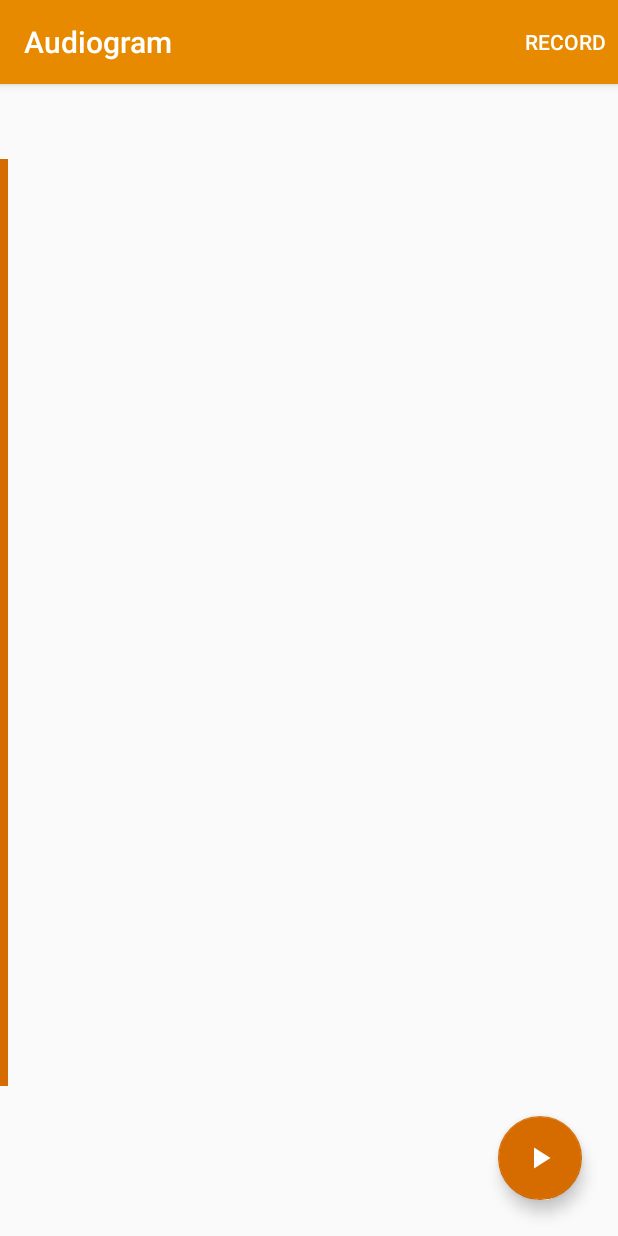
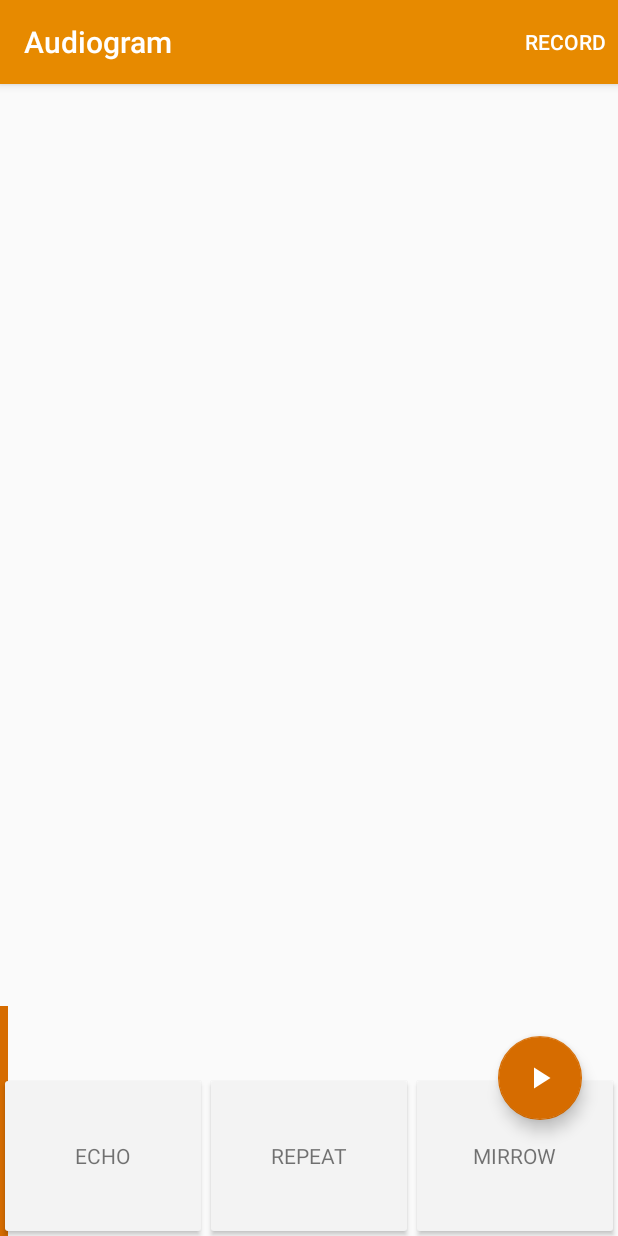
Before and after one commit to mmekhtiev/Audiogram, an Android app: the fragment CompositionFragment placed in its activity, on a phone screen of 412 x 824 dp. Run offline under Robolectric (Android 15) with nearby library versions, the light colour scheme and no system bars; our stand-ins replace ButterKnife; pictures from the network do not load.

Commit message:
Add filters, fix composition screen crash

```diff
--- a/app/src/main/java/com/team/mera/audiogram/PreviewScreenAdapter.java
+++ b/app/src/main/java/com/team/mera/audiogram/PreviewScreenAdapter.java
@@ -1,7 +1,6 @@
 package com.team.mera.audiogram;
 
 import android.content.Context;
-import android.graphics.Color;
 import android.support.v7.widget.RecyclerView;
 import android.util.SparseBooleanArray;
 import android.view.LayoutInflater;
@@ -15,7 +14,6 @@ import com.team.mera.audiogram.models.TrackDescription;
 
 import java.util.ArrayList;
 import java.util.List;
-import java.util.Random;
 
 public class PreviewScreenAdapter extends RecyclerView.Adapter<PreviewScreenAdapter.AudioHolder> {
     private List<TrackDescription> mAudioGalleryItems;
@@ -40,7 +38,7 @@ public class PreviewScreenAdapter extends RecyclerView.Adapter<PreviewScreenAdap
     public void onBindViewHolder(AudioHolder holder, int position) {
         TrackDescription galleryItem = mAudioGalleryItems.get(position);
         holder.bindName(galleryItem.getName());
-        holder.setBackground(generateRandomColor());
+        holder.setBackground(galleryItem.getColor());
         holder.mItemSoundCheckbox.setTag(position);
         holder.mItemSoundCheckbox.setChecked(mSelectedItems.get(position));
     }
@@ -48,12 +46,6 @@ public class PreviewScreenAdapter extends RecyclerView.Adapter<PreviewScreenAdap
     @Override
     public int getItemCount() {
         return mAudioGalleryItems.size();
-    }
-
-    private int generateRandomColor() {
-        Random rand = new Random();
-        int greyColor = rand.nextInt(85) + 171;
-        return Color.argb(128, greyColor, greyColor, greyColor);
     }
 
     public ArrayList<TrackDescription> getCheckedItems() {
--- /dev/null
+++ b/app/src/main/java/com/team/mera/audiogram/models/Filter.java
@@ -0,0 +1,24 @@
+package com.team.mera.audiogram.models;
+
+public class Filter {
+    private String mTitle;
+    private int mImage;
+
+    public Filter() {}
+
+    public String getTitle() {
+        return mTitle;
+    }
+
+    public void setTitle(String title) {
+        mTitle = title;
+    }
+
+    public int getImage() {
+        return mImage;
+    }
+
+    public void setImage(int image) {
+        mImage = image;
+    }
+}
--- a/app/src/main/java/com/team/mera/audiogram/screens/composition/CompositionFragment.java
+++ b/app/src/main/java/com/team/mera/audiogram/screens/composition/CompositionFragment.java
@@ -4,8 +4,10 @@ import android.animation.Animator;
 import android.graphics.Point;
 import android.os.AsyncTask;
 import android.os.Bundle;
+import android.support.design.widget.FloatingActionButton;
 import android.support.design.widget.Snackbar;
-import android.support.design.widget.FloatingActionButton;
+import android.support.v7.widget.GridLayoutManager;
+import android.support.v7.widget.RecyclerView;
 import android.view.Display;
 import android.view.LayoutInflater;
 import android.view.Menu;
@@ -14,19 +16,25 @@ import android.view.MenuItem;
 import android.view.View;
 import android.view.ViewGroup;
 import android.view.ViewPropertyAnimator;
+import android.widget.ImageView;
 import android.widget.ListView;
+import android.widget.TextView;
 
 import com.team.mera.audiogram.R;
+import com.team.mera.audiogram.models.Filter;
 import com.team.mera.audiogram.models.Track;
 import com.team.mera.audiogram.models.TrackDescription;
 import com.team.mera.audiogram.screens.common.BasePermissionFragment;
 import com.team.mera.audiogram.screens.common.TrackListener;
+import com.team.mera.audiogram.utils.DrawUtils;
+import com.team.mera.audiogram.utils.NotificationUtils;
 import com.team.mera.audiogram.utils.SoundsManager;
 import com.team.mera.audiogram.widgets.TrackAdapter;
 import com.team.mera.audiogram.widgets.pinchview.PinchListViewListener;
 
 import java.io.IOException;
 import java.util.ArrayList;
+import java.util.List;
 
 import butterknife.BindView;
 import butterknife.ButterKnife;
@@ -44,6 +52,9 @@ public class CompositionFragment extends BasePermissionFragment implements Track
     @BindView(R.id.composition_progress)
     View mProgress;
 
+    @BindView(R.id.composition_filter)
+    RecyclerView mFilterRecycleView;
+
     private CompositionPresenter mCompositionPresenter;
     @BindView(R.id.composition_play)
     FloatingActionButton mPlayButton;
@@ -56,6 +67,8 @@ public class CompositionFragment extends BasePermissionFragment implements Track
     private ArrayList<TrackDescription> mDescriptions;
     private TrackAdapter mAdapter;
     private SoundsManager mSoundsManager;
+
+    private ArrayList<TrackTask> mTaskList = new ArrayList<>();
 
     public CompositionFragment() {
     }
@@ -86,12 +99,38 @@ public class CompositionFragment extends BasePermissionFragment implements Track
 
         mAdapter = new TrackAdapter(mContext, new ArrayList<Track>());
 
+        //TODO: add real filters
+        ArrayList<Filter> list = new ArrayList<>();
+
+        Filter filter1 = new Filter();
+        filter1.setTitle("ECHO");
+
+        Filter filter2 = new Filter();
+        filter2.setTitle("REPEAT");
+
+        Filter filter3 = new Filter();
+        filter3.setTitle("MIRROW");
+
+        list.add(filter1);
+        list.add(filter2);
+        list.add(filter3);
+
+        mFilterRecycleView.setLayoutManager(new GridLayoutManager(getActivity(), 3));
+        mFilterRecycleView.setAdapter(new FilterAdapter(list));
+
+        mAdapter = new TrackAdapter(mContext, new ArrayList<Track>());
+
         mCompositionList.setAdapter(mAdapter);
         mCompositionList.setOnTouchListener(new PinchListViewListener(mCompositionList));
 
         if (mDescriptions != null) {
             for (TrackDescription description : mDescriptions) {
-                new TrackTask(this).execute(description);
+                TrackTask task = new TrackTask(this);
+                task.execute(description);
+
+                synchronized (this) {
+                    mTaskList.add(task);
+                }
             }
 
             mProgress.setVisibility(View.VISIBLE);
@@ -102,6 +141,16 @@ public class CompositionFragment extends BasePermissionFragment implements Track
         mCompositionPresenter = new ComposerPresenterImpl(this);
 
         return view;
+    }
+
+    @Override
+    public void onDestroyView() {
+        super.onDestroyView();
+        synchronized (this) {
+            for (TrackTask task : mTaskList) {
+                task.cancel(true);
+            }
+        }
     }
 
     @Override
@@ -205,6 +254,62 @@ public class CompositionFragment extends BasePermissionFragment implements Track
         mListener.openHome();
     }
 
+    public static class FilterAdapter extends RecyclerView.Adapter<FilterAdapter.Holder> implements View.OnClickListener {
+        private List<Filter> mFilterList;
+
+        public FilterAdapter(ArrayList<Filter> filterItems) {
+            mFilterList = filterItems;
+        }
+
+        @Override
+        public Holder onCreateViewHolder(ViewGroup parent, int viewType) {
+            LayoutInflater inflater = LayoutInflater.from(parent.getContext());
+            View view = inflater.inflate(R.layout.gallery_item, parent, false);
+            view.setOnClickListener(this);
+            return new Holder(view);
+        }
+
+        @Override
+        public void onBindViewHolder(Holder holder, int position) {
+            Filter filter = mFilterList.get(position);
+            holder.setFilter(filter);
+        }
+
+        @Override
+        public int getItemCount() {
+            return mFilterList.size();
+        }
+
+        @Override
+        public void onClick(View v) {
+            NotificationUtils.showToast(v.getContext(), "This awesome feature is not implemented");
+        }
+
+        public static class Holder extends RecyclerView.ViewHolder {
+            @BindView(R.id.imageView1)
+            ImageView mImage;
+
+            @BindView(R.id.test_text)
+            TextView mTitle;
+
+            @BindView(R.id.checkBox1)
+            View mCheck;
+
+            public Holder(View itemView) {
+                super(itemView);
+                ButterKnife.bind(this, itemView);
+            }
+
+            public void setFilter(Filter filter) {
+                mImage.setImageResource(filter.getImage());
+                mTitle.setText(filter.getTitle());
+                mTitle.setCompoundDrawablesWithIntrinsicBounds(0, filter.getImage(), 0, 0);
+                mImage.setBackgroundColor(DrawUtils.getGreyColor());
+                mCheck.setVisibility(View.GONE);
+            }
+        }
+    }
+
     private static class TrackTask extends AsyncTask<TrackDescription, Void, Track> {
         TrackListener mListener;
 
--- a/app/src/main/java/com/team/mera/audiogram/screens/preview/PreviewFragment.java
+++ b/app/src/main/java/com/team/mera/audiogram/screens/preview/PreviewFragment.java
@@ -19,6 +19,7 @@ import com.team.mera.audiogram.models.TrackDescription;
 import com.team.mera.audiogram.screens.common.BaseFragment;
 import com.team.mera.audiogram.screens.composition.CompositionFragment;
 import com.team.mera.audiogram.screens.home.HomeFragment;
+import com.team.mera.audiogram.utils.DrawUtils;
 
 import java.util.ArrayList;
 
@@ -97,6 +98,7 @@ public class PreviewFragment extends BaseFragment {
                 TrackDescription song = new TrackDescription();
                 song.setName(mCursor.getString(mCursor.getColumnIndexOrThrow(MediaStore.Audio.Media.DISPLAY_NAME)));
                 song.setPath(mCursor.getString(mCursor.getColumnIndexOrThrow(MediaStore.Audio.Media.DATA)));
+                song.setColor(DrawUtils.getGreyColor());
                 songsList.add(song);
             } while (mCursor.moveToNext());
         }
--- a/app/src/main/java/com/team/mera/audiogram/utils/DrawUtils.java
+++ b/app/src/main/java/com/team/mera/audiogram/utils/DrawUtils.java
@@ -11,6 +11,8 @@ import android.view.animation.Transformation;
 
 import com.team.mera.audiogram.R;
 
+import java.util.Random;
+
 public class DrawUtils {
     public static final int ANIMATION_DURATION = 300;
 
@@ -20,6 +22,12 @@ public class DrawUtils {
 
     public static int getAlphaColor(int alpha, int color) {
         return Color.argb(alpha, Color.red(color), Color.green(color), Color.blue(color));
+    }
+
+    public static int getGreyColor() {
+        Random rand = new Random();
+        int greyColor = rand.nextInt(85) + 171;
+        return Color.argb(128, greyColor, greyColor, greyColor);
     }
 
     public static Paint getPaint(Context context, boolean isDashed, int color) {
--- a/app/src/main/res/layout/fragment_composition.xml
+++ b/app/src/main/res/layout/fragment_composition.xml
@@ -28,21 +28,15 @@
         android:layout_height="wrap_content"
         android:src="@drawable/ic_play_arrow"
         android:layout_marginRight="24dp"
-        android:layout_marginBottom="24dp"
-        android:layout_alignParentRight="true"
-        android:layout_alignParentBottom="true"/>
+        android:layout_marginBottom="-29dp"
+        android:layout_above="@+id/composition_filter"
+        android:layout_alignParentRight="true"/>
 
-    <FrameLayout
+    <android.support.v7.widget.RecyclerView
         android:id="@+id/composition_filter"
         android:layout_width="match_parent"
-        android:layout_height="@dimen/filter_min_height">
-
-        <android.support.v7.widget.RecyclerView
-            android:id="@+id/composition_filter_list"
-            android:layout_width="match_parent"
-            android:layout_height="match_parent"/>
-
-    </FrameLayout>
+        android:layout_height="wrap_content"
+        android:layout_alignParentBottom="true"/>
 
     <LinearLayout
         android:id="@+id/composition_progress"
```
